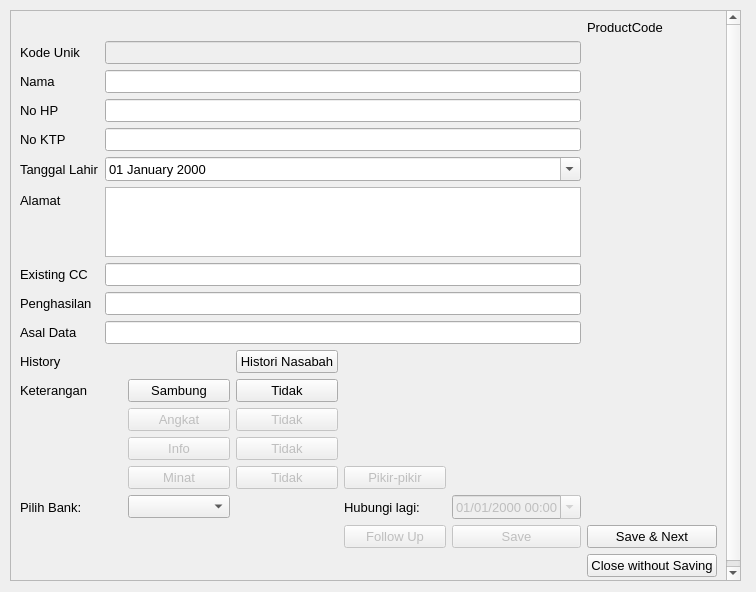
Old version of the form mainFiles/assets/ui/telleUI.ui in the repository NathanielClarence/telemarketingdb.
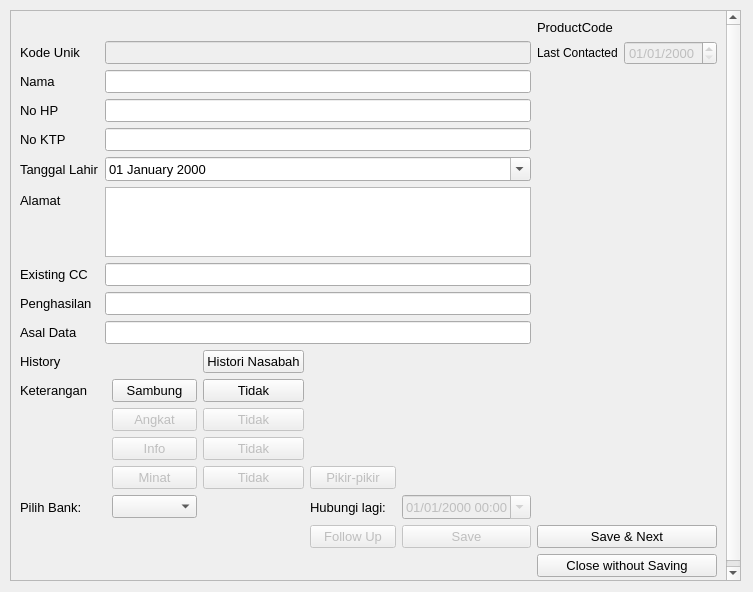
New version of the form.

Commit message: added last call in telle ui

Patch:
```diff
--- a/mainFiles/assets/ui/telleUI.ui
+++ b/mainFiles/assets/ui/telleUI.ui
@@ -6,7 +6,7 @@
    <rect>
     <x>0</x>
     <y>0</y>
-    <width>756</width>
+    <width>753</width>
     <height>592</height>
    </rect>
   </property>
@@ -524,6 +524,32 @@
          </property>
         </widget>
        </item>
+       <item row="1" column="5">
+        <layout class="QFormLayout" name="formLayout_2">
+         <item row="0" column="0">
+          <widget class="QLabel" name="label_11">
+           <property name="text">
+            <string>Last Contacted</string>
+           </property>
+          </widget>
+         </item>
+         <item row="0" column="1">
+          <widget class="QDateEdit" name="dt_lastContact">
+           <property name="enabled">
+            <bool>false</bool>
+           </property>
+           <property name="font">
+            <font>
+             <pointsize>10</pointsize>
+            </font>
+           </property>
+           <property name="displayFormat">
+            <string>dd/MM/yyyy</string>
+           </property>
+          </widget>
+         </item>
+        </layout>
+       </item>
       </layout>
      </item>
     </layout>
```
The commit also changes 1 other file.
